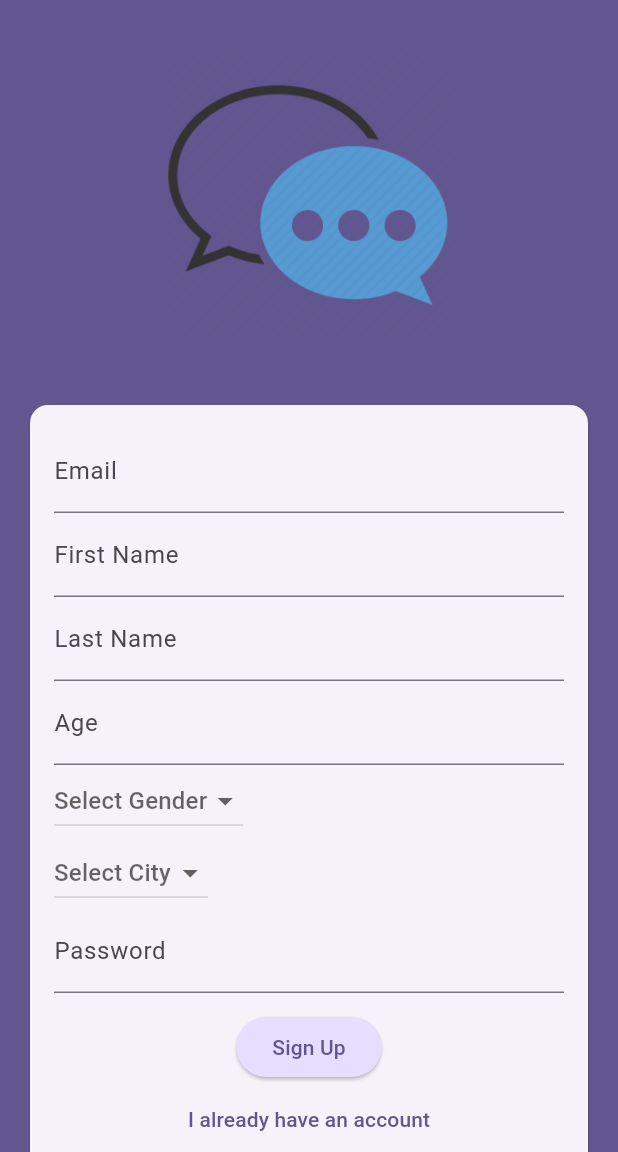
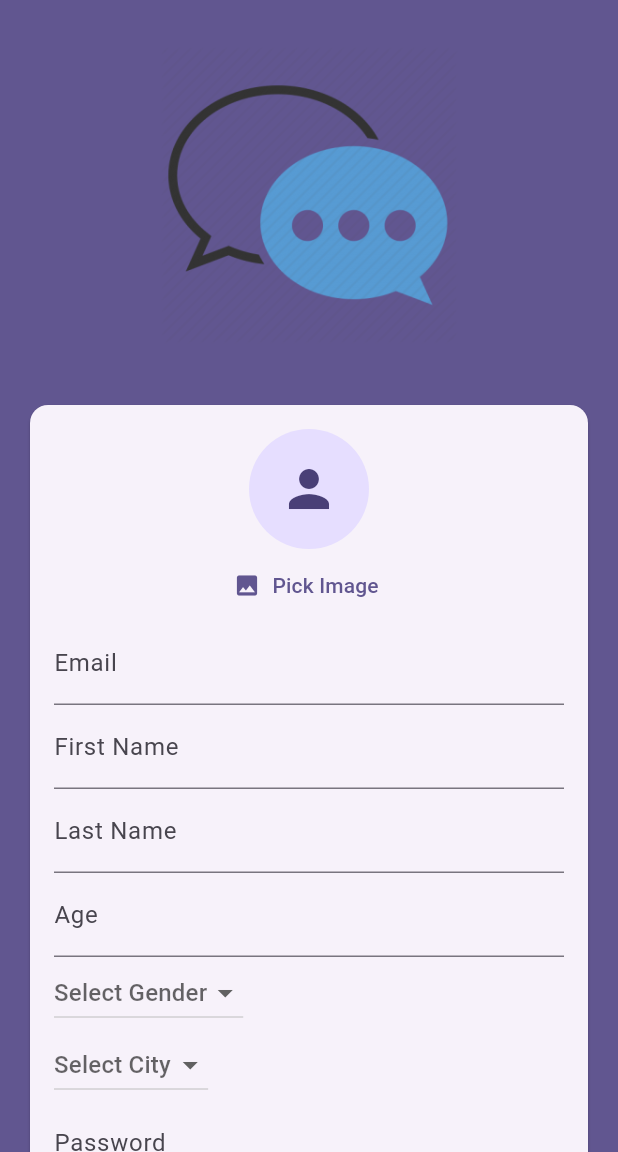
Before and after one commit to Adilkhan25/chatting_app, a Flutter app: the screen it shows after launch, after a tap on "Login", after a tap on "Create new account", on a phone screen of 412 x 824 dp, the part 84-1236 px from its top. Run offline on Flutter 3.47's test engine with Material 3 defaults, Android fonts, the phone set to English and light mode, and no system bars; our stand-ins replace firebase_auth, firebase_core, flutter_dotenv, image_picker, supabase_flutter; accounts and stored records are empty; generated files the repository leaves out were written again.

Commit message:
Add UserImagePicker widget and update dependencies for image picking functionality

```diff
--- a/lib/screens/auth.dart
+++ b/lib/screens/auth.dart
@@ -1,4 +1,5 @@
 import 'package:chatting_app/models/user_details.dart';
+import 'package:chatting_app/widgets/user_image_picker.dart';
 import 'package:flutter/material.dart';
 import 'package:chatting_app/common/drop_down_validator.dart';
 import 'package:firebase_auth/firebase_auth.dart';
@@ -54,6 +55,7 @@ class _AuthScreenState extends State<AuthScreen> {
                     child: Column(
                       mainAxisSize: MainAxisSize.min,
                       children: [
+                        if (_isLoginMode == false) UserImagePicker(),
                         TextFormField(
                           decoration: InputDecoration(labelText: 'Email'),
                           keyboardType: TextInputType.emailAddress,
--- /dev/null
+++ b/lib/widgets/user_image_picker.dart
@@ -0,0 +1,53 @@
+import 'dart:io';
+
+import 'package:flutter/material.dart';
+import 'package:image_picker/image_picker.dart';
+
+class UserImagePicker extends StatefulWidget {
+  const UserImagePicker({super.key});
+
+  @override
+  State<UserImagePicker> createState() => _UserImagePickerState();
+}
+
+class _UserImagePickerState extends State<UserImagePicker> {
+  File? _pickedImage;
+  void _pickImage() async {
+    final pickedImage = await ImagePicker().pickImage(
+      source: ImageSource.camera,
+      imageQuality: 50,
+      maxWidth: 150,
+    );
+    if (pickedImage == null) {
+      return;
+    }
+    setState(() {
+      _pickedImage = File(pickedImage.path);
+    });
+  }
+
+  @override
+  Widget build(BuildContext context) {
+    return Column(
+      children: [
+        CircleAvatar(
+          radius: 40,
+          backgroundImage: _pickedImage != null
+              ? FileImage(_pickedImage!)
+              : null,
+          child: _pickedImage == null
+              ? const Icon(Icons.person, size: 40)
+              : null,
+        ),
+        TextButton.icon(
+          onPressed: _pickImage,
+          icon: const Icon(Icons.image),
+          label: Text(
+            'Pick Image',
+            style: TextStyle(color: Theme.of(context).colorScheme.primary),
+          ),
+        ),
+      ],
+    );
+  }
+}
--- a/pubspec.yaml
+++ b/pubspec.yaml
@@ -36,8 +36,9 @@ dependencies:
   cupertino_icons: ^1.0.8
   firebase_core: ^4.1.0
   firebase_auth: ^6.0.2
-  supabase_flutter: ^2.10.0
+  supabase_flutter: ^2.10.1
   flutter_dotenv: ^6.0.0
+  image_picker: ^1.2.0
 
 dev_dependencies:
   flutter_test:
```
